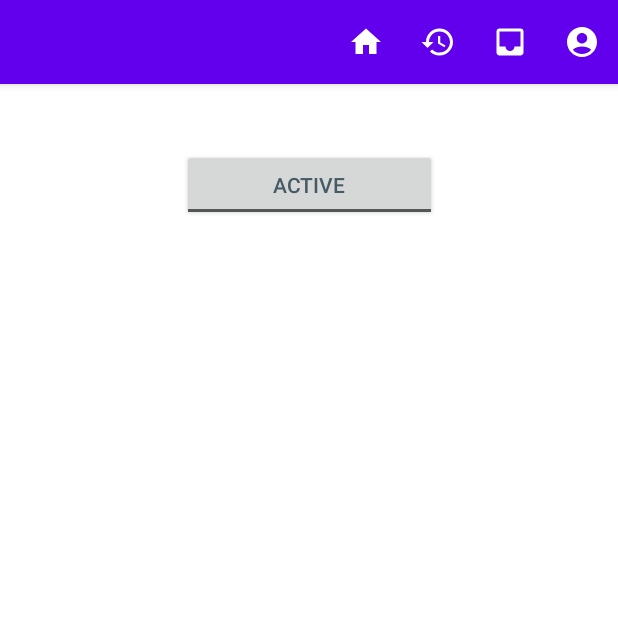
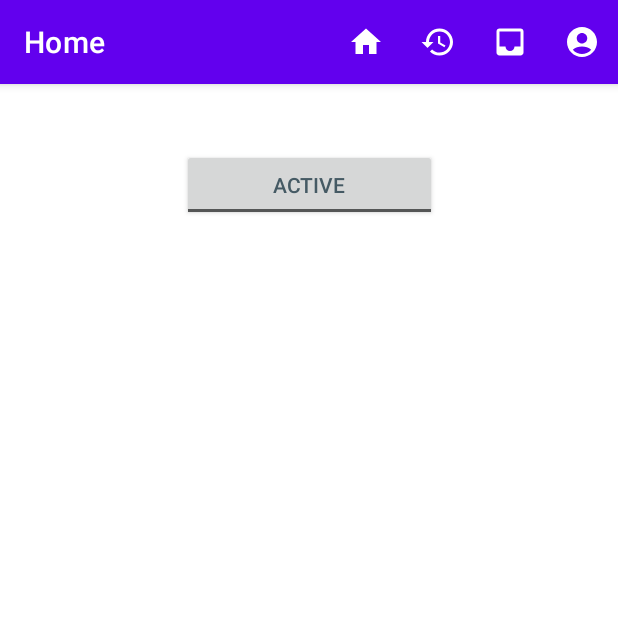
Before and after one commit to ili0n/Shuttle-Mobile, an Android app: the DriverMainActivity screen opened directly, with no data from a screen before it, after a tap on "Home", on a phone screen of 412 x 824 dp, the top half of it. Run offline under Robolectric (Android 15) with nearby library versions, the light colour scheme and no system bars.

Commit message:
feat: Add custom toolbar title
Changing fragments sets the title respectively.

```diff
--- a/shuttle-mobile/app/src/main/java/com/example/shuttlemobile/driver/DriverMainActivity.java
+++ b/shuttle-mobile/app/src/main/java/com/example/shuttlemobile/driver/DriverMainActivity.java
@@ -21,9 +21,10 @@ public class DriverMainActivity extends AppCompatActivity {
 
         Toolbar toolbar = findViewById(R.id.toolbar_driver);
         setSupportActionBar(toolbar);
-        getSupportActionBar().setDisplayShowTitleEnabled(false);
+        //getSupportActionBar().setDisplayShowTitleEnabled(false);
 
         toolbar.setOnMenuItemClickListener(item -> toolbarOnItemClick(item));
+        getSupportActionBar().setTitle(R.string.titleHome);
 
         setVisibleFragment(DriverMainFragment.newInstance());
     }
@@ -46,15 +47,19 @@ public class DriverMainActivity extends AppCompatActivity {
         switch (itemId) {
             case R.id.driver_main_menu_home:
                 setVisibleFragment(DriverMainFragment.newInstance());
+                getSupportActionBar().setTitle(R.string.titleHome);
                 break;
             case R.id.driver_main_menu_history:
                 setVisibleFragment(DriverRideHistoryFragment.newInstance());
+                getSupportActionBar().setTitle(R.string.titleHistory);
                 break;
             case R.id.driver_main_menu_inbox:
                 setVisibleFragment(DriverInboxFragment.newInstance());
+                getSupportActionBar().setTitle(R.string.titleInbox);
                 break;
             case R.id.driver_main_menu_account:
                 setVisibleFragment(DriverAccountFragment.newInstance());
+                getSupportActionBar().setTitle(R.string.titleAccount);
                 break;
             default:
                 break;
--- a/shuttle-mobile/app/src/main/res/layout/toolbar_driver.xml
+++ b/shuttle-mobile/app/src/main/res/layout/toolbar_driver.xml
@@ -1,11 +1,13 @@
 <?xml version="1.0" encoding="utf-8"?>
 <com.google.android.material.appbar.AppBarLayout xmlns:android="http://schemas.android.com/apk/res/android"
     android:layout_width="match_parent"
-    android:layout_height="wrap_content">
+    android:layout_height="wrap_content"
+    xmlns:app="http://schemas.android.com/apk/res-auto">
 
     <androidx.appcompat.widget.Toolbar
         android:id="@+id/toolbar_driver"
         android:layout_width="match_parent"
-        android:layout_height="wrap_content" />
+        android:layout_height="wrap_content"
+        app:titleTextColor="?colorOnPrimary"/>
 
 </com.google.android.material.appbar.AppBarLayout>
--- a/shuttle-mobile/app/src/main/res/values/strings.xml
+++ b/shuttle-mobile/app/src/main/res/values/strings.xml
@@ -8,4 +8,8 @@
     <string name="driver_inactive">Inactive</string>
     <!-- TODO: Remove or change this placeholder text -->
     <string name="hello_blank_fragment">Hello blank fragment</string>
+    <string name="titleHome">Home</string>
+    <string name="titleHistory">Ride History</string>
+    <string name="titleInbox">Inbox</string>
+    <string name="titleAccount">Account</string>
 </resources>
--- a/shuttle-mobile/app/src/main/res/values/themes.xml
+++ b/shuttle-mobile/app/src/main/res/values/themes.xml
@@ -19,4 +19,6 @@
     <style name="Theme.ShuttleMobile.Splash" parent="@style/Theme.AppCompat.DayNight.NoActionBar">
         <item name="android:windowContentOverlay">@null</item>
     </style>
+
+
 </resources>
```
